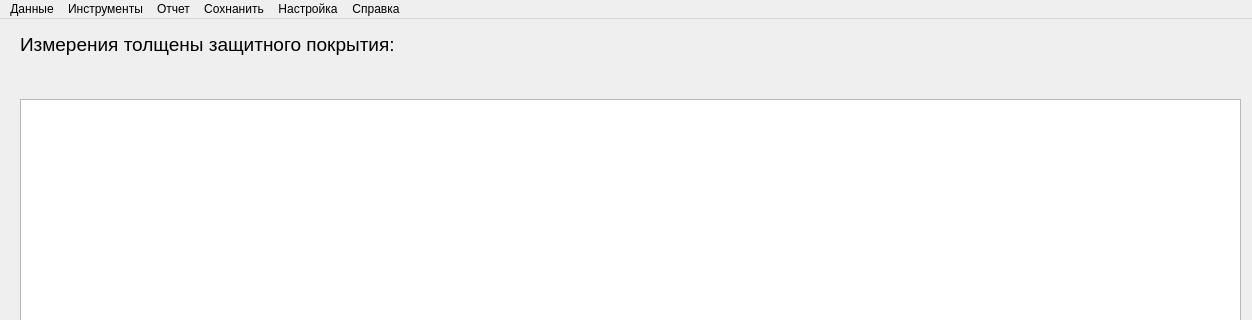
Before: the Qt Designer form mainwindow.ui in Nikonoffcmi/diplome, drawn with Qt 5; both pictures show x 0 to 1252 and y 0 to 320 of the 1252 by 702 pixel window.
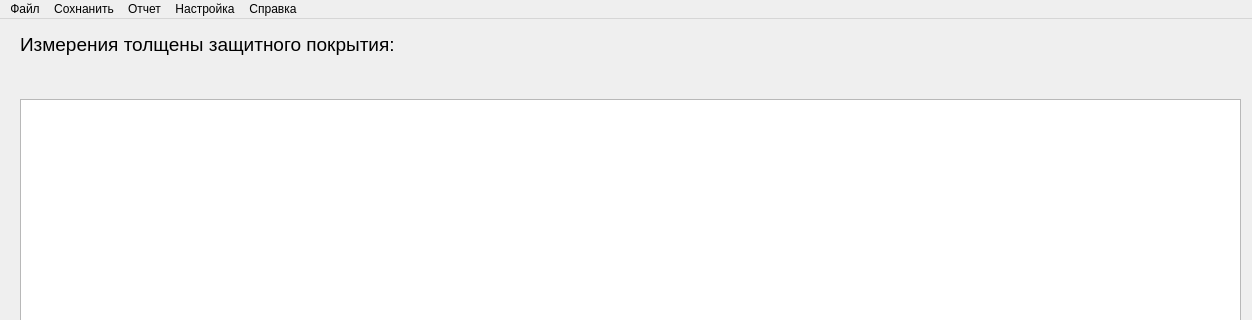
After: the same form once the commit is applied.

Patch:
```diff
--- a/mainwindow.ui
+++ b/mainwindow.ui
@@ -102,18 +102,10 @@
    </property>
    <widget class="QMenu" name="menu">
     <property name="title">
-     <string>Данные</string>
+     <string>Файл</string>
     </property>
     <addaction name="action"/>
-   </widget>
-   <widget class="QMenu" name="menu_2">
-    <property name="title">
-     <string>Инструменты</string>
-    </property>
-    <addaction name="separator"/>
-    <addaction name="separator"/>
-    <addaction name="action_4"/>
-    <addaction name="action_5"/>
+    <addaction name="action_2"/>
    </widget>
    <widget class="QMenu" name="menu_3">
     <property name="title">
@@ -136,9 +128,8 @@
     </property>
    </widget>
    <addaction name="menu"/>
-   <addaction name="menu_2"/>
-   <addaction name="menu_3"/>
    <addaction name="menu_4"/>
+   <addaction name="menu_3"/>
    <addaction name="menu_5"/>
    <addaction name="menu_6"/>
   </widget>
```
Left out of the diff: 7 changed lines with no effect on the pictures.
